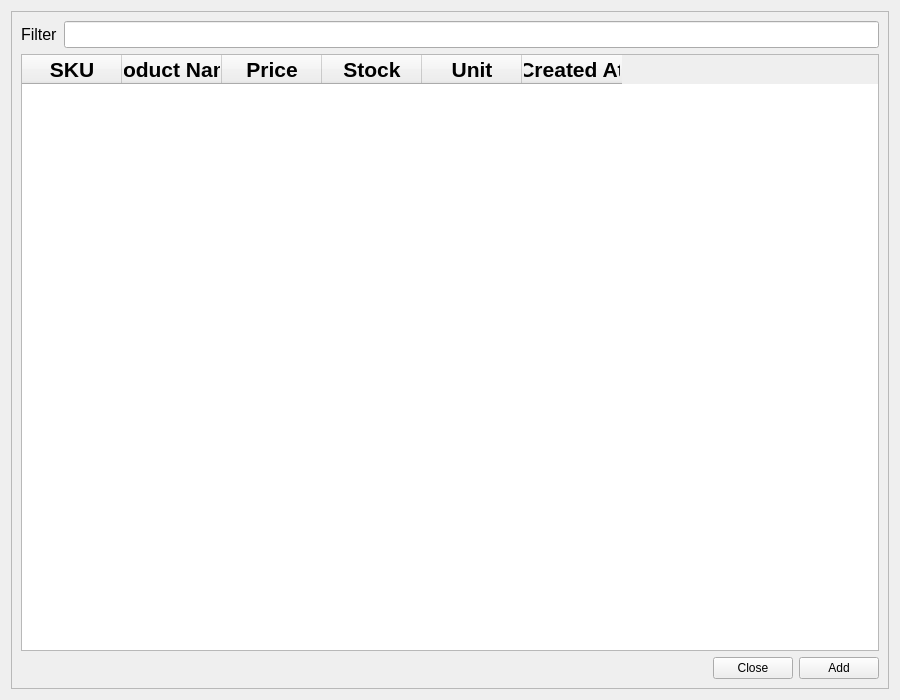
Old version of the form ui/products_dialog.ui in the repository michael-halim/pos.
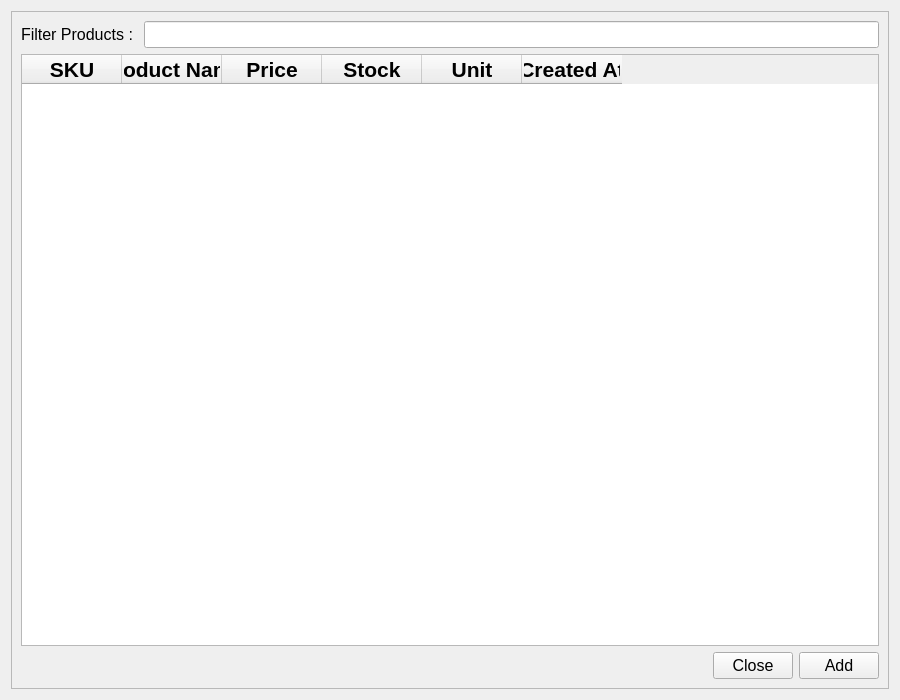
New version of the form.

Commit message: Patch#22: Integrate Reusable Components - Added Products Dialog and its Functionality - Refactor Products - Added Suppliers Dialog and its Functionality - Refactor Suppliers - Refactor Categories - Added Categories Dialog and its Functionality - Update create_module.py - Delete Unnecessary File and UI

What changed in the file:
```diff
--- a/ui/products_dialog.ui
+++ b/ui/products_dialog.ui
@@ -35,7 +35,7 @@
              </font>
             </property>
             <property name="text">
-             <string>Filter</string>
+             <string>Filter Products : </string>
             </property>
            </widget>
           </item>
@@ -160,14 +160,24 @@
            </spacer>
           </item>
           <item>
-           <widget class="QPushButton" name="close_products_in_transactions_button">
+           <widget class="QPushButton" name="close_products_dialog_button">
+            <property name="font">
+             <font>
+              <pointsize>12</pointsize>
+             </font>
+            </property>
             <property name="text">
              <string>Close</string>
             </property>
            </widget>
           </item>
           <item>
-           <widget class="QPushButton" name="add_products_in_transactions_button">
+           <widget class="QPushButton" name="add_products_dialog_button">
+            <property name="font">
+             <font>
+              <pointsize>12</pointsize>
+             </font>
+            </property>
             <property name="text">
              <string>Add</string>
             </property>
```
Left out of the diff: 6 changed lines with no effect on the pictures. The commit also changes 44 other files.
